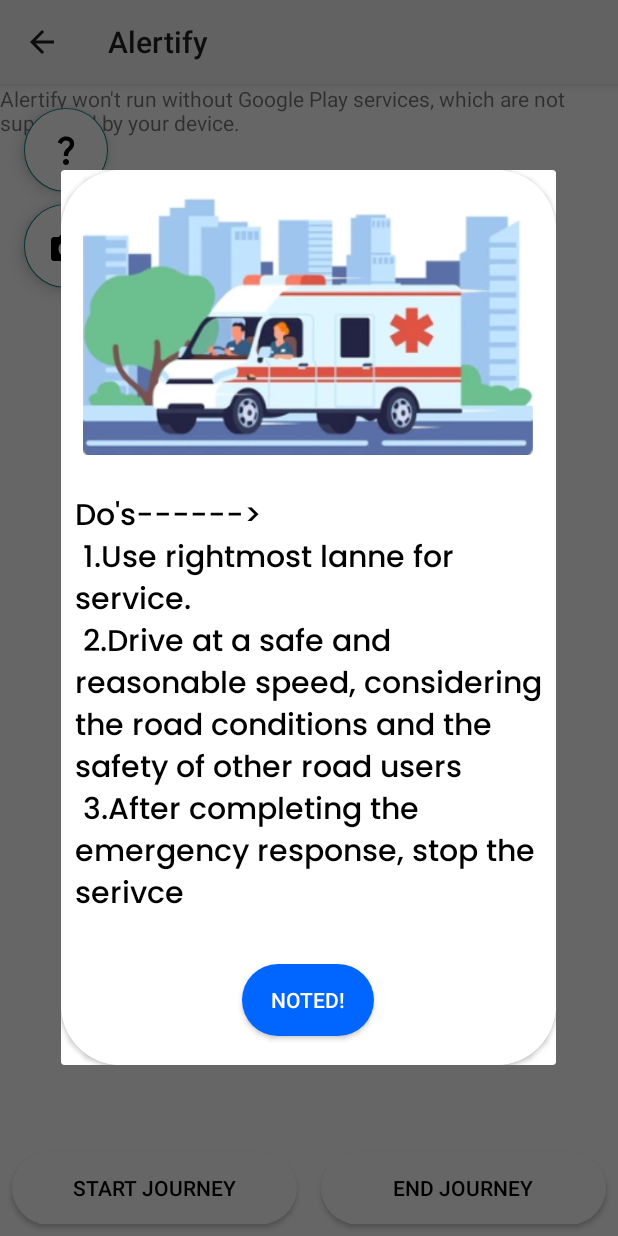
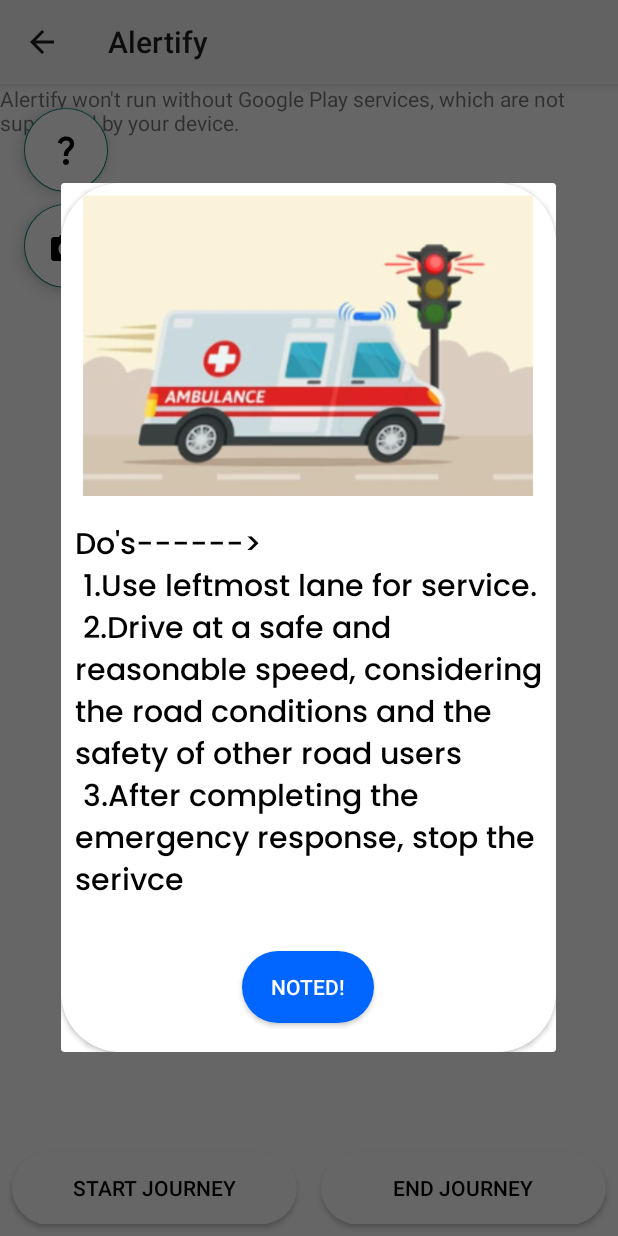
Before and after one commit to devansh-dek/AlertifyApp, an Android app built with Jetpack Compose: the EmergencyVehicle screen opened directly, with no data from a screen before it, after a tap on an icon or button, on a phone screen of 412 x 824 dp. Run offline under Robolectric (Android 15) with nearby library versions, the phone set to English and light mode, and no system bars; our stand-ins replace EventBus, data binding.

Commit message:
Final project

```diff
--- a/app/src/main/java/com/example/alertify/locationaccess/mainActive.kt
+++ b/app/src/main/java/com/example/alertify/locationaccess/mainActive.kt
@@ -286,7 +286,7 @@ var mapset=0
 
 // Apply the camera update
                     if(mapset==0){
-                        val zoomLevel = 18.0f
+                        val zoomLevel = 17.0f
 // Create a CameraUpdate object to zoom to the specified level
                         val cameraUpdate2 = CameraUpdateFactory.newLatLngZoom(sydney, zoomLevel)
 
@@ -294,7 +294,7 @@ var mapset=0
 
                     }
                     mapset++
-                    if(mapset==15){
+                    if(mapset==30){
                         mapset=0
                     }
                 }
--- a/app/src/main/res/drawable/backgroundone.xml
+++ b/app/src/main/res/drawable/backgroundone.xml
@@ -10,5 +10,8 @@
         android:drawable="@drawable/wave"
         android:gravity="bottom"
          />
+    <item android:drawable="@drawable/wave"
+android:gravity="top"
+        />
 
 </layer-list>
--- a/app/src/main/res/drawable/backgroundpage.xml
+++ b/app/src/main/res/drawable/backgroundpage.xml
@@ -19,4 +19,5 @@
             android:insetLeft="0dp"
             android:insetRight="0dp" />
     </item>
+
 </layer-list>
--- a/app/src/main/res/layout/activity_emergency_register.xml
+++ b/app/src/main/res/layout/activity_emergency_register.xml
@@ -63,7 +63,7 @@
                     android:background="@drawable/edittext"
                     android:layout_marginTop="20dp"
                     android:padding="8dp"
-                    android:hint="Ambulance Card Number"
+                    android:hint="Emergency Card Number"
                     android:drawableLeft="@drawable/baseline_person_4_24"
                     android:textColor="@color/black"
                     android:textColorHint="@color/darkblueish"
--- a/app/src/main/res/layout/infoboxes.xml
+++ b/app/src/main/res/layout/infoboxes.xml
@@ -22,7 +22,7 @@
         <ImageView
             android:layout_width="300dp"
             android:layout_height="wrap_content"
-            android:src="@drawable/imgthree"
+            android:src="@drawable/imgtwo"
             android:layout_gravity="center"
 
 
@@ -32,7 +32,7 @@
             android:layout_height="wrap_content"
             android:layout_margin="9dp"
             android:fontFamily="@font/poppinsmedium"
-            android:text="Do's------> \n 1.Use rightmost lanne for service. \n 2.Drive at a safe and reasonable speed, considering the road conditions and the safety of other road users\n 3.After completing the emergency response, stop the serivce  "
+            android:text="Do's------> \n 1.Use leftmost lane for service. \n 2.Drive at a safe and reasonable speed, considering the road conditions and the safety of other road users\n 3.After completing the emergency response, stop the serivce  "
             android:textSize="20dp"
             android:textColor="@color/black"
             android:layout_gravity="center"
```
Also changed, not shown: app/src/main/java/com/example/alertify/locationaccess/EmergencyRegister.kt (+15 -3 lines), app/src/main/java/com/example/alertify/locationaccess/EmergencyVehicle.kt (+12 -3 lines).
